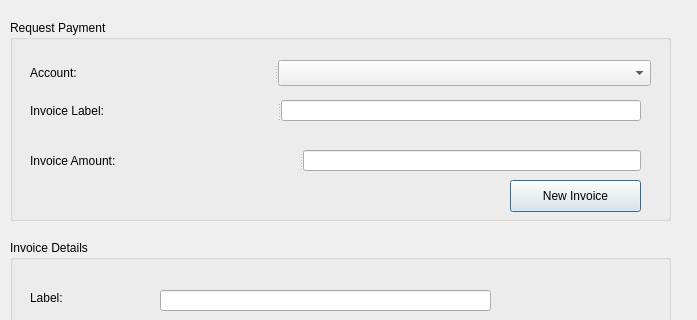
Above: src/requestpaymentdialog.ui from ciphrex/mSIGNA before the change; both pictures show x 0 to 697 and y 0 to 320 of the 697 by 528 pixel window. Below: the same form after it.
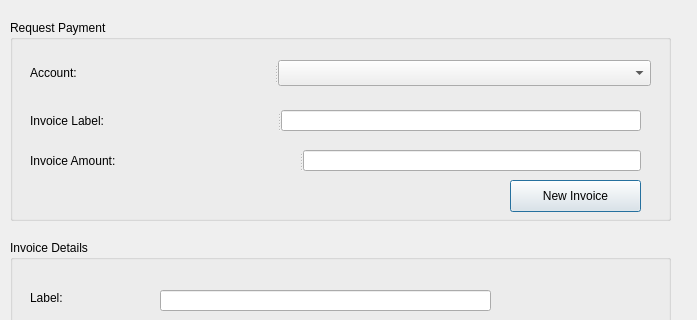
That is the form after the change.

Patch:
```diff
--- a/src/requestpaymentdialog.ui
+++ b/src/requestpaymentdialog.ui
@@ -48,7 +48,7 @@
     <property name="geometry">
      <rect>
       <x>20</x>
-      <y>80</y>
+      <y>90</y>
       <width>611</width>
       <height>21</height>
      </rect>
```
Left out of the diff: 4 changed lines with no effect on the pictures.
